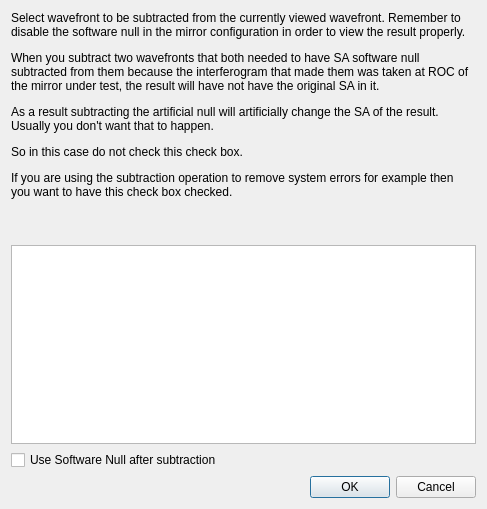
Above: subtractwavefronatsdlg.ui from githubdoe/DFTFringe before the change. Below: the same form after it.
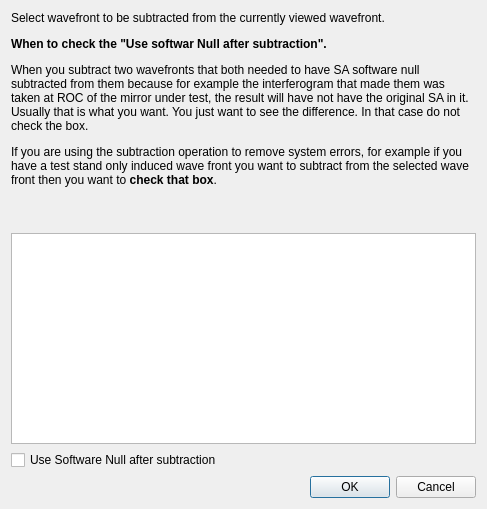
That is the form after the change.

Commit message: Added do not null to save and load wave fronts for those that should not have the null added to them.  Updated subtract dialog help info.  Chaned subtract dialog not to show the currently selected wave front since you usually don't want to subtract the same wave front from itself.

```diff
--- a/subtractwavefronatsdlg.ui
+++ b/subtractwavefronatsdlg.ui
@@ -17,7 +17,7 @@
    <item>
     <widget class="QLabel" name="label">
      <property name="text">
-      <string>&lt;html&gt;&lt;head/&gt;&lt;body&gt;&lt;p&gt;Select wavefront to be subtracted from the currently viewed wavefront. Remember to disable the software null in the mirror configuration in order to view the result properly.&lt;/p&gt;&lt;p&gt;When you subtract two wavefronts that both needed to have SA software null subtracted from them because the interferogram that made them was taken at ROC of the mirror under test, the result will have not have the original SA in it.&lt;/p&gt;&lt;p&gt;As a result subtracting the artificial null will artificially change the SA of the result. Usually you don't want that to happen.&lt;/p&gt;&lt;p&gt;So in this case do not check this check box.&lt;/p&gt;&lt;p&gt;If you are using the subtraction operation to remove system errors for example then you want to have this check box checked.&lt;/p&gt;&lt;p&gt;&lt;br/&gt;&lt;/p&gt;&lt;/body&gt;&lt;/html&gt;</string>
+      <string>&lt;html&gt;&lt;head/&gt;&lt;body&gt;&lt;p&gt;Select wavefront to be subtracted from the currently viewed wavefront. &lt;/p&gt;&lt;p&gt;&lt;span style=&quot; font-weight:700;&quot;&gt;When to check the &amp;quot;Use softwar Null after subtraction&amp;quot;.&lt;/span&gt;&lt;/p&gt;&lt;p&gt;When you subtract two wavefronts that both needed to have SA software null subtracted from them because for example the interferogram that made them was taken at ROC of the mirror under test, the result will have not have the original SA in it. Usually that is what you want. You just want to see the difference. In that case do not check the box.&lt;/p&gt;&lt;p&gt;If you are using the subtraction operation to remove system errors, for example if you have a test stand only induced wave front you want to subtract from the selected wave front  then you want to &lt;span style=&quot; font-weight:700;&quot;&gt;check that box&lt;/span&gt;.&lt;/p&gt;&lt;p&gt;&lt;br/&gt;&lt;/p&gt;&lt;/body&gt;&lt;/html&gt;</string>
      </property>
      <property name="wordWrap">
       <bool>true</bool>
```
The commit also changes 1 other file.
